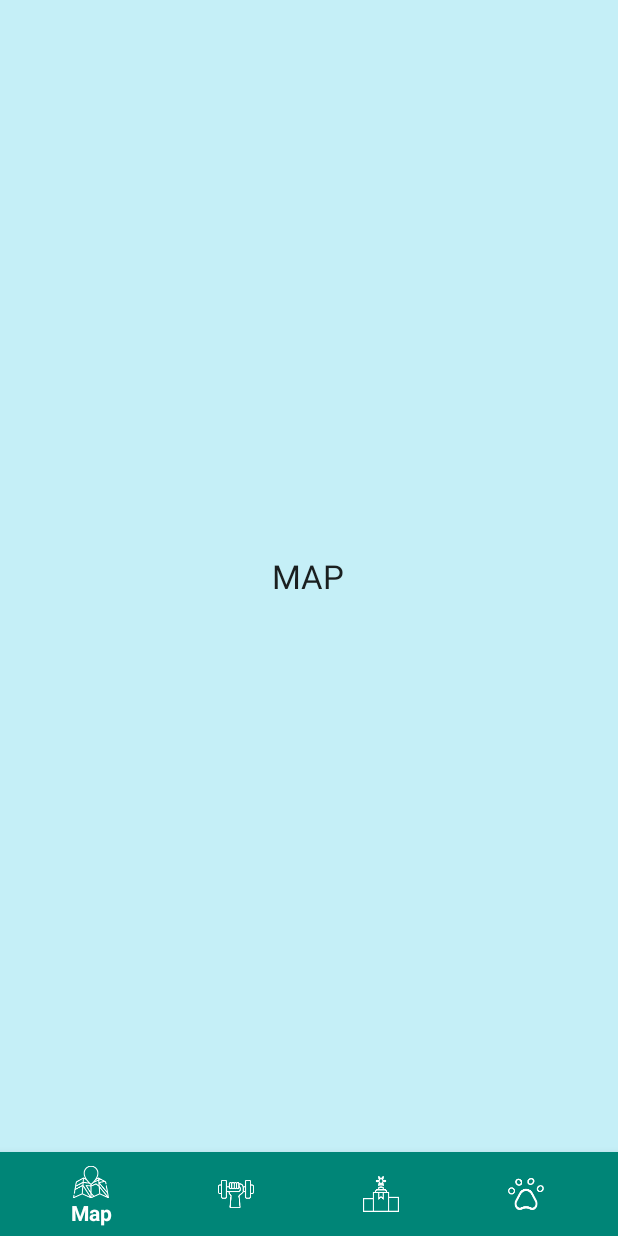
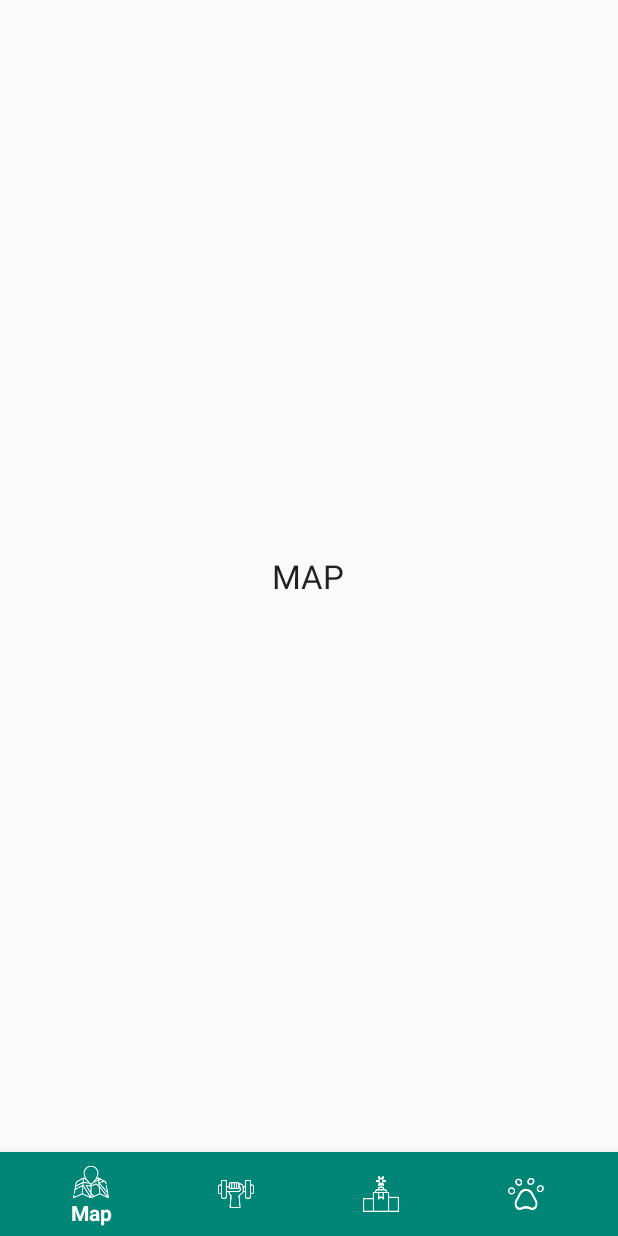
Before and after one commit to gonz92alex/PES_Runnimal-Front, an Android app: the GodActivity screen opened directly, with no data from a screen before it, on a phone screen of 412 x 824 dp. Run offline under Robolectric (Android 15) with nearby library versions, the phone set to English and light mode, and no system bars; Roboto replaces fonts that are not available here.

Commit message:
Revert "añade color a los fragments"
This reverts commit 6d9bc7ab5f6a05c5bf18a2a411c2a60ac81a79e5.

```diff
--- a/app/src/main/res/layout/activity_god.xml
+++ b/app/src/main/res/layout/activity_god.xml
@@ -6,10 +6,6 @@
     android:layout_width="match_parent"
     android:layout_height="match_parent"
     tools:context=".GodActivity">
-    <FrameLayout
-        android:id="@+id/content_frame"
-        android:layout_width="match_parent"
-        android:layout_height="match_parent" />
 
     <TextView
         android:id="@+id/message"
--- a/app/src/main/res/layout/fragment_ejercicio.xml
+++ b/app/src/main/res/layout/fragment_ejercicio.xml
@@ -1,8 +1,7 @@
 <?xml version="1.0" encoding="utf-8"?>
 <RelativeLayout xmlns:android="http://schemas.android.com/apk/res/android"
     android:layout_width="match_parent"
-    android:layout_height="match_parent"
-    android:background="#C5EFF7">
+    android:layout_height="match_parent">
 
     <TextView
         android:layout_width="wrap_content"
--- a/app/src/main/res/layout/fragment_map.xml
+++ b/app/src/main/res/layout/fragment_map.xml
@@ -1,8 +1,7 @@
 <?xml version="1.0" encoding="utf-8"?>
 <RelativeLayout xmlns:android="http://schemas.android.com/apk/res/android"
     android:layout_width="match_parent"
-    android:layout_height="match_parent"
-    android:background="#C5EFF7">
+    android:layout_height="match_parent">
 
     <TextView
         android:layout_width="wrap_content"
--- a/app/src/main/res/layout/fragment_mascotas.xml
+++ b/app/src/main/res/layout/fragment_mascotas.xml
@@ -1,8 +1,7 @@
 <?xml version="1.0" encoding="utf-8"?>
 <RelativeLayout xmlns:android="http://schemas.android.com/apk/res/android"
     android:layout_width="match_parent"
-    android:layout_height="match_parent"
-    android:background="#C5EFF7">
+    android:layout_height="match_parent">
 
     <TextView
         android:layout_width="wrap_content"
--- a/app/src/main/res/layout/fragment_retos.xml
+++ b/app/src/main/res/layout/fragment_retos.xml
@@ -1,8 +1,7 @@
 <?xml version="1.0" encoding="utf-8"?>
 <RelativeLayout xmlns:android="http://schemas.android.com/apk/res/android"
     android:layout_width="match_parent"
-    android:layout_height="match_parent"
-    android:background="#C5EFF7">
+    android:layout_height="match_parent">
 
     <TextView
         android:layout_width="wrap_content"
```
